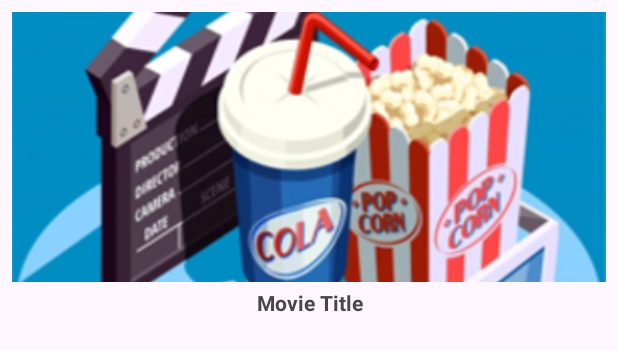
After one commit to toki-ai/android_movie_preview_app, an Android app built with Jetpack Compose: the layout item_movie_grid.xml on its own in the app's theme, with its tools: preview values and no code run, on a phone screen of 412 x 824 dp. The commit adds this screen. Shown: the top 351 px of the screen. Run offline under Robolectric (Android 15) with nearby library versions, the light colour scheme and no system bars.

Commit message:
add list view in movies screen

```diff
--- a/app/src/main/AndroidManifest.xml
+++ b/app/src/main/AndroidManifest.xml
@@ -1,7 +1,7 @@
 <?xml version="1.0" encoding="utf-8"?>
 <manifest xmlns:android="http://schemas.android.com/apk/res/android"
     xmlns:tools="http://schemas.android.com/tools">
-
+    <uses-permission android:name="android.permission.INTERNET"/>
     <application
         android:allowBackup="true"
         android:dataExtractionRules="@xml/data_extraction_rules"
--- /dev/null
+++ b/app/src/main/java/com/example/mockproject/OnToolbarIconClickListener.java
@@ -0,0 +1,5 @@
+package com.example.mockproject;
+
+public interface OnToolbarIconClickListener {
+    void onToolbarIconClick();
+}
--- a/app/src/main/res/layout/activity_main.xml
+++ b/app/src/main/res/layout/activity_main.xml
@@ -49,7 +49,7 @@
                 android:layout_width="25dp"
                 android:layout_height="25dp"
                 android:scaleType="fitCenter"
-                android:src="@drawable/icon_list"
+                android:src="@drawable/icon_grid"
                 android:background="?attr/selectableItemBackgroundBorderless"
                 android:layout_marginEnd="16dp"
                 android:layout_gravity="end"/>
--- /dev/null
+++ b/app/src/main/res/layout/item_movie_grid.xml
@@ -0,0 +1,60 @@
+<?xml version="1.0" encoding="utf-8"?>
+<androidx.constraintlayout.widget.ConstraintLayout
+    xmlns:android="http://schemas.android.com/apk/res/android"
+    xmlns:app="http://schemas.android.com/apk/res-auto"
+    android:layout_width="match_parent"
+    android:layout_height="wrap_content"
+    android:padding="8dp">
+
+    <ImageView
+        android:id="@+id/movieImage"
+        android:layout_width="0dp"
+        android:layout_height="180dp"
+        android:contentDescription="movie image"
+        android:scaleType="centerCrop"
+        android:src="@drawable/img_slash_bg"
+        app:layout_constraintTop_toTopOf="parent"
+        app:layout_constraintStart_toStartOf="parent"
+        app:layout_constraintEnd_toEndOf="parent"
+        app:layout_constraintWidth_percent="1.0" />
+
+    <TextView
+        android:id="@+id/movieTitle"
+        android:layout_width="0dp"
+        android:layout_height="wrap_content"
+        android:text="Movie Title"
+        android:textAppearance="@style/TextAppearance.AppCompat.Small"
+        android:textStyle="bold"
+        android:maxLines="1"
+        android:ellipsize="end"
+        android:gravity="center"
+        android:paddingTop="4dp"
+        app:layout_constraintTop_toBottomOf="@id/movieImage"
+        app:layout_constraintStart_toStartOf="parent"
+        app:layout_constraintEnd_toEndOf="parent" />
+
+    <TextView
+        android:id="@+id/movieOverview"
+        android:layout_width="wrap_content"
+        android:layout_height="wrap_content"
+        android:textColor="@color/black"
+        app:layout_constraintStart_toStartOf="parent"
+        app:layout_constraintTop_toTopOf="parent" />
+
+    <TextView
+        android:id="@+id/movieRating"
+        android:layout_width="wrap_content"
+        android:layout_height="wrap_content"
+        android:textColor="@color/black"
+        app:layout_constraintStart_toStartOf="parent"
+        app:layout_constraintTop_toTopOf="parent" />
+
+    <TextView
+        android:id="@+id/movieReleaseDate"
+        android:layout_width="wrap_content"
+        android:layout_height="wrap_content"
+        android:textColor="@color/black"
+        app:layout_constraintStart_toStartOf="parent"
+        app:layout_constraintTop_toTopOf="parent" />
+
+</androidx.constraintlayout.widget.ConstraintLayout>
--- a/gradle.properties
+++ b/gradle.properties
@@ -21,3 +21,4 @@ kotlin.code.style=official
 # resources declared in the library itself and none from the library's dependencies,
 # thereby reducing the size of the R class for that library
 android.nonTransitiveRClass=true
+android.defaults.buildfeatures.buildconfig=true
```
Also changed, not shown: app/build.gradle (+10 -1 lines), app/src/main/java/com/example/mockproject/MainActivity.java (+15 -1 lines), app/src/main/java/com/example/mockproject/api/ApiClient.java (added, +19 -0 lines), app/src/main/java/com/example/mockproject/api/MovieApiService.java (added, +15 -0 lines), app/src/main/java/com/example/mockproject/entities/Movie.java (added, +40 -0 lines), app/src/main/java/com/example/mockproject/entities/MovieResponse.java (added, +24 -0 lines), app/src/main/java/com/example/mockproject/fragment/ListMoviesFragment.java (+63 -46 lines), app/src/main/java/com/example/mockproject/fragment/adapter/MovieAdapter.java (added, +84 -0 lines), app/src/main/res/layout/fragment_list_movies.xml (+5 -6 lines), app/src/main/res/layout/item_movie_list.xml (added, +102 -0 lines), app/src/main/res/navigation/nav_graph.xml (deleted, +0 -28 lines), app/src/main/res/values/strings.xml (+0 -45 lines).
